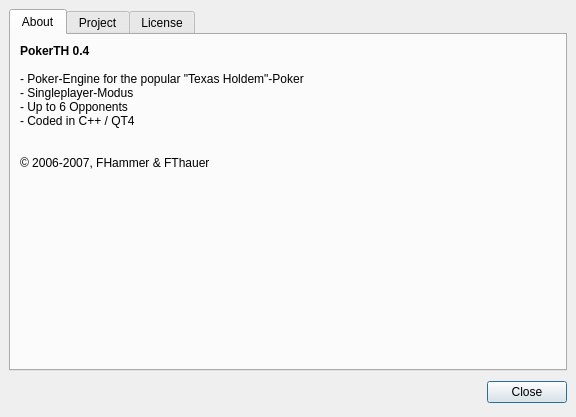
pokerth/pokerth, file src/gui/qt/aboutpokerth.ui: the form before one commit.
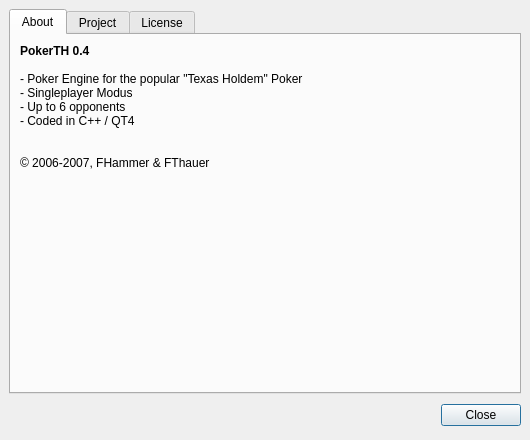
The form after the commit. Icons and pictures are not drawn.

The edit to the form file:
```diff
--- a/src/gui/qt/aboutpokerth.ui
+++ b/src/gui/qt/aboutpokerth.ui
@@ -6,8 +6,8 @@
    <rect>
     <x>0</x>
     <y>0</y>
-    <width>576</width>
-    <height>417</height>
+    <width>530</width>
+    <height>440</height>
    </rect>
   </property>
   <property name="windowTitle" >
@@ -36,17 +36,38 @@
        <property name="spacing" >
         <number>6</number>
        </property>
-       <item row="0" column="0" >
+       <item row="1" column="1" >
+        <spacer>
+         <property name="orientation" >
+          <enum>Qt::Vertical</enum>
+         </property>
+         <property name="sizeHint" >
+          <size>
+           <width>20</width>
+           <height>211</height>
+          </size>
+         </property>
+        </spacer>
+       </item>
+       <item rowspan="2" row="0" column="0" >
         <widget class="QLabel" name="label" >
+         <property name="sizePolicy" >
+          <sizepolicy>
+           <hsizetype>3</hsizetype>
+           <vsizetype>5</vsizetype>
+           <horstretch>0</horstretch>
+           <verstretch>0</verstretch>
+          </sizepolicy>
+         </property>
          <property name="text" >
           <string>&lt;html>&lt;head>&lt;meta name="qrichtext" content="1" />&lt;style type="text/css">
 p, li { white-space: pre-wrap; }
 &lt;/style>&lt;/head>&lt;body style=" font-family:'Nimbus Sans L'; font-size:9pt; font-weight:400; font-style:normal; text-decoration:none;">
 &lt;p style=" margin-top:0px; margin-bottom:0px; margin-left:0px; margin-right:0px; -qt-block-indent:0; text-indent:0px;">&lt;span style=" font-weight:600;">PokerTH 0.4&lt;/span>&lt;/p>
 &lt;p style="-qt-paragraph-type:empty; margin-top:0px; margin-bottom:0px; margin-left:0px; margin-right:0px; -qt-block-indent:0; text-indent:0px; font-weight:600;">&lt;/p>
-&lt;p style=" margin-top:0px; margin-bottom:0px; margin-left:0px; margin-right:0px; -qt-block-indent:0; text-indent:0px;">- Poker-Engine for the popular "Texas Holdem"-Poker&lt;/p>
-&lt;p style=" margin-top:0px; margin-bottom:0px; margin-left:0px; margin-right:0px; -qt-block-indent:0; text-indent:0px;">- Singleplayer-Modus&lt;/p>
-&lt;p style=" margin-top:0px; margin-bottom:0px; margin-left:0px; margin-right:0px; -qt-block-indent:0; text-indent:0px;">- Up to 6 Opponents&lt;/p>
+&lt;p style=" margin-top:0px; margin-bottom:0px; margin-left:0px; margin-right:0px; -qt-block-indent:0; text-indent:0px;">- Poker Engine for the popular "Texas Holdem" Poker&lt;/p>
+&lt;p style=" margin-top:0px; margin-bottom:0px; margin-left:0px; margin-right:0px; -qt-block-indent:0; text-indent:0px;">- Singleplayer Modus&lt;/p>
+&lt;p style=" margin-top:0px; margin-bottom:0px; margin-left:0px; margin-right:0px; -qt-block-indent:0; text-indent:0px;">- Up to 6 opponents&lt;/p>
 &lt;p style=" margin-top:0px; margin-bottom:0px; margin-left:0px; margin-right:0px; -qt-block-indent:0; text-indent:0px;">- Coded in C++ / QT4&lt;/p>
 &lt;p style="-qt-paragraph-type:empty; margin-top:0px; margin-bottom:0px; margin-left:0px; margin-right:0px; -qt-block-indent:0; text-indent:0px;">&lt;/p>
 &lt;p style="-qt-paragraph-type:empty; margin-top:0px; margin-bottom:0px; margin-left:0px; margin-right:0px; -qt-block-indent:0; text-indent:0px; font-weight:600;">&lt;/p>
```
Left out of the diff: 12 changed lines with no effect on the pictures.
